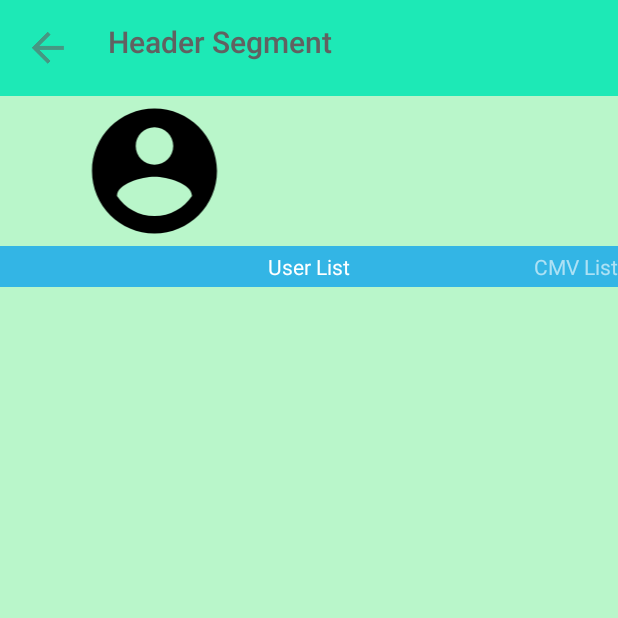
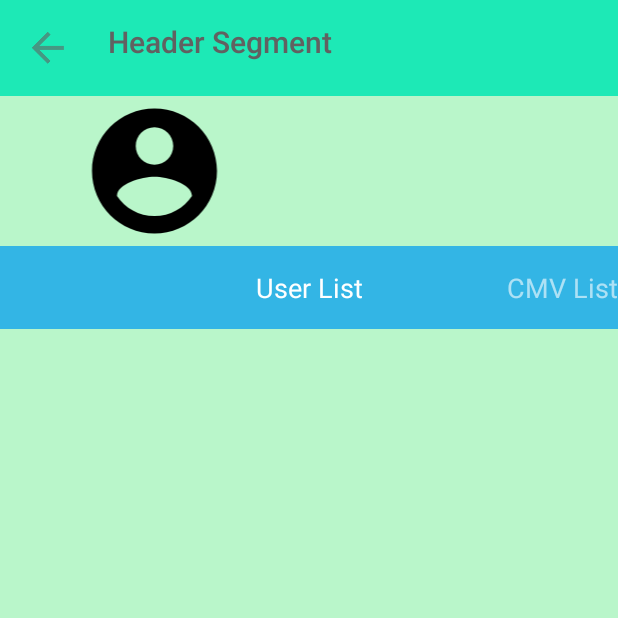
Before and after one commit to EOC/eldexportviewer, an Android app: the ELDSectionActivity screen opened directly, with no data from a screen before it, on a phone screen of 412 x 824 dp, the top half of it. Run offline under Robolectric (Android 15) with nearby library versions, the phone set to English and light mode, and no system bars.

Commit message:
Fix back button, move section pager based category selection

```diff
--- a/app/src/main/java/eld/eoinoc/com/activity/ELDSectionActivity.kt
+++ b/app/src/main/java/eld/eoinoc/com/activity/ELDSectionActivity.kt
@@ -88,6 +88,20 @@ class ELDSectionActivity : OnFragmentInteractionListener, AppCompatActivity() {
                 })
     }
 
+
+    override fun onResume() {
+        super.onResume()
+        var categoryId = intent.getStringExtra(Category.TAG)
+        if (categoryId == "header") {
+            findViewById<View>(R.id.headerPager).visibility = View.VISIBLE
+            findViewById<View>(R.id.sectionPager).visibility = View.GONE
+        } else {
+            findViewById<View>(R.id.headerPager).visibility = View.GONE
+            findViewById<View>(R.id.sectionPager).visibility = View.VISIBLE
+            sectionPager?.setCurrentItem(CategoryHelper().getIndexOfCategoryForPager(categoryId), false)
+        }
+    }
+
     @SuppressLint("NewApi")
     private fun populate(categoryId: String) {
         category = CategoryHelper().getCategoryWith(categoryId).also {
@@ -124,12 +138,13 @@ class ELDSectionActivity : OnFragmentInteractionListener, AppCompatActivity() {
         val eldUserName : TextView = findViewById<TextView>(R.id.eldUserName)
         eldUserName.text = header?.eldUserName
 
-        if (categoryId == "headers") {
+        if (categoryId == "header") {
             findViewById<View>(R.id.headerPager).visibility = View.VISIBLE
             findViewById<View>(R.id.sectionPager).visibility = View.GONE
         } else {
             findViewById<View>(R.id.headerPager).visibility = View.GONE
             findViewById<View>(R.id.sectionPager).visibility = View.VISIBLE
+            sectionPager?.setCurrentItem(CategoryHelper().getIndexOfCategoryForPager(categoryId), false)
         }
     }
 
@@ -157,6 +172,8 @@ class ELDSectionActivity : OnFragmentInteractionListener, AppCompatActivity() {
                 .setInterpolator(interpolator)
                 .start()
 
+        super.onBackPressed()
+
     }
 
     override fun onFragmentInteraction(uri: Uri) {
--- a/app/src/main/java/eld/eoinoc/com/helper/CategoryHelper.kt
+++ b/app/src/main/java/eld/eoinoc/com/helper/CategoryHelper.kt
@@ -23,8 +23,16 @@ class CategoryHelper {
         return categories.first()
     }
 
+    fun getIndexOfCategoryForPager(categoryId: String): Int {
+        categories
+                .filter { it.id == categoryId }
+                .forEach { return categories.indexOf(it) - 1 }
+
+        return 0
+    }
+
     private fun loadCategories(): MutableList<Category> {
-        val sections = ArrayList<Category>(5)
+        val sections = ArrayList<Category>()
         sections.add(Category("Header Segment", "header", Theme.green))
         sections.add(Category("User List", "users", Theme.blue))
         sections.add(Category("CMV List", "cmvs", Theme.red))
--- /dev/null
+++ b/app/src/main/java/eld/eoinoc/com/helper/Formatters.kt
@@ -0,0 +1,5 @@
+package eld.eoinoc.com.helper
+
+/**
+ * Created by eoinoc on 02/01/2018.
+ */
--- a/app/src/main/res/layout/activity_eldsection.xml
+++ b/app/src/main/res/layout/activity_eldsection.xml
@@ -118,13 +118,10 @@
                         android:layout_height="match_parent">
                         <android.support.v4.view.PagerTitleStrip
                             android:id="@+id/pager_title_strip"
+                            style="@style/viewPagerTitleStrip"
                             android:layout_width="match_parent"
                             android:layout_height="wrap_content"
-                            android:layout_gravity="top"
-                            android:background="#33b5e5"
-                            android:textColor="#fff"
-                            android:paddingTop="4dp"
-                            android:paddingBottom="4dp" />
+                            android:layout_gravity="top"/>
                     </android.support.v4.view.ViewPager>
 
                     <android.support.v4.view.ViewPager
@@ -135,13 +132,10 @@
                         android:layout_height="match_parent">
                         <android.support.v4.view.PagerTitleStrip
                             android:id="@+id/section_title_strip"
+                            style="@style/viewPagerTitleStrip"
                             android:layout_width="match_parent"
                             android:layout_height="wrap_content"
-                            android:layout_gravity="top"
-                            android:background="#33b5e5"
-                            android:textColor="#fff"
-                            android:paddingTop="4dp"
-                            android:paddingBottom="4dp" />
+                            android:layout_gravity="top"/>
                     </android.support.v4.view.ViewPager>
 
                 </LinearLayout>
--- a/app/src/main/res/values/styles.xml
+++ b/app/src/main/res/values/styles.xml
@@ -99,4 +99,12 @@
         <item name="colorAccent">@color/theme_yellow_accent</item>
     </style>
 
+    <style name="viewPagerTitleStrip">
+        <item name="android:background">#33b5e5</item>
+        <item name="android:textColor">#fff</item>
+        <item name="android:textSize">18sp</item>
+        <item name="android:paddingTop">15dp</item>
+        <item name="android:paddingBottom">15dp</item>
+    </style>
+
 </resources>
```
